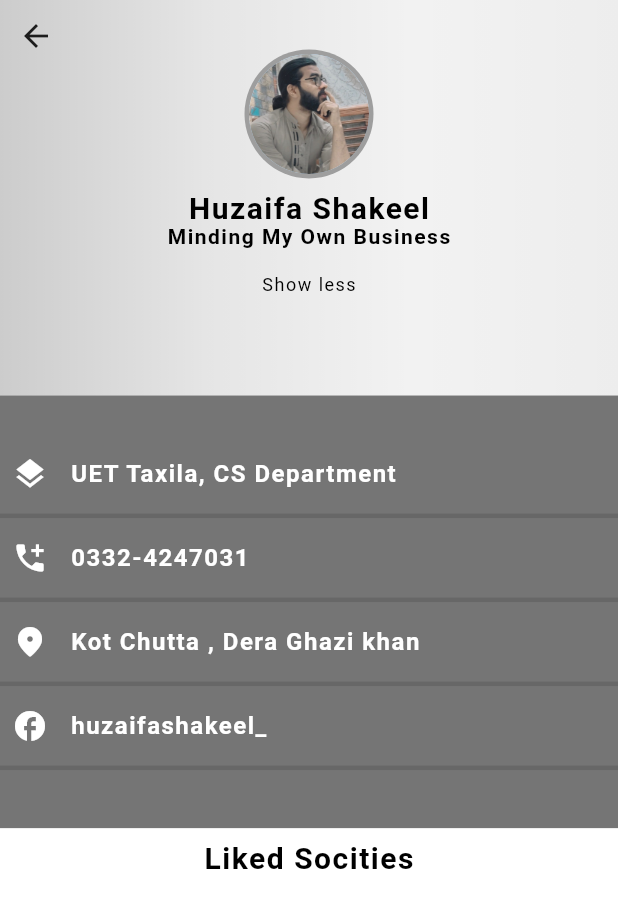
After one commit to qasimsiddiqui/events_app, a Flutter app: the ShowUserProfile screen opened directly, after a tap on "Show More", on a phone screen of 412 x 824 dp. The commit adds this screen. Shown: the top 908 px of the screen. Run offline on Flutter 3.47's test engine with Material 2 defaults, Android fonts, the phone set to English and light mode, and no system bars; our stand-ins replace cloud_firestore, curved_navigation_bar, dotted_border, firebase_auth, firebase_core, flutter_spinkit and 3 more; accounts and stored records are empty; Roboto replaces fonts that are missing (Adamina).

Commit message:
event details, Society details and user profile pages done and getting data from firebase and showing in particular cards
event details, Society details and user profile pages done and getting data from firebase and showing in particular cards

```diff
--- a/lib/database/societyServices.dart
+++ b/lib/database/societyServices.dart
@@ -1,4 +1,5 @@
 import 'package:cloud_firestore/cloud_firestore.dart';
+import 'package:events_app/models/society.dart';
 
 class SocietyServices {
   String societycollection = "Societies";
@@ -9,4 +10,13 @@ class SocietyServices {
   void createSociety(Map<String, dynamic> values) {
     _firestore.collection(societycollection).doc().set(values);
   }
+
+  Future<List<SocietyModel>> loadAllSocities() async =>
+      _firestore.collection(societycollection).get().then((result) {
+        List<SocietyModel> socities = [];
+        for (DocumentSnapshot<Map<String, dynamic>> user in result.docs) {
+          socities.add(SocietyModel.fromSnapshot(user));
+        }
+        return socities;
+      });
 }
--- a/lib/database/userServices.dart
+++ b/lib/database/userServices.dart
@@ -4,6 +4,10 @@ import 'package:events_app/models/user.dart';
 class UserServices {
   String usercollection = "Users";
   FirebaseFirestore _firestore = FirebaseFirestore.instance;
+
+  void addUser(Map<String, dynamic> values) async {
+    _firestore.collection(usercollection).add(values);
+  }
 
   Future<List<UserModel>> loadAllusers() async =>
       _firestore.collection(usercollection).get().then((result) {
--- a/lib/models/society.dart
+++ b/lib/models/society.dart
@@ -25,11 +25,11 @@ class SocietyModel {
   String _university = "";
   String _profileimage = "";
   String _coverimage = "";
-  String _creationdate = "";
+  Timestamp _creationdate = Timestamp(0, 0);
   String _goals = "";
   String _type = "";
   String _department = "";
-  late UserModel _admin;
+  String _admin = "";
   List<EventModel> _heldevents = [];
   List<EventModel> _upcomingevents = [];
   List<UserModel> _members = [];
@@ -42,11 +42,11 @@ class SocietyModel {
   String get university => _university;
   String get profileimage => _profileimage;
   String get coverimage => _coverimage;
-  String get creationdate => _creationdate;
+  Timestamp get creationdate => _creationdate;
   String get goals => _goals;
   String get type => _type;
   String get department => _department;
-  UserModel get admin => _admin;
+  String get admin => _admin;
   List<EventModel> get heldevents => _heldevents;
   List<EventModel> get upcomingevents => _upcomingevents;
   List<UserModel> get members => _members;
@@ -54,17 +54,17 @@ class SocietyModel {
   SocietyModel.fromSnapshot(DocumentSnapshot<Map<String, dynamic>> snapshot) {
     _id = snapshot.data()![ID];
     _name = snapshot.data()![NAME];
-    _description = snapshot.data()![DESCRIPTION];
+    //_description = snapshot.data()![DESCRIPTION];
     _university = snapshot.data()![UNIVERSITY];
     _department = snapshot.data()![DEPARTMENT];
-    _profileimage = snapshot.data()![PROFILEIMAGE];
-    _coverimage = snapshot.data()![COVERIMAGE];
+    //_profileimage = snapshot.data()![PROFILEIMAGE];
+    //_coverimage = snapshot.data()![COVERIMAGE];
     _creationdate = snapshot.data()![CREATIONDATE];
     _goals = snapshot.data()![GOALS];
     _type = snapshot.data()![TYPE];
-    _heldevents = snapshot.data()![HELDEVENTS];
-    _upcomingevents = snapshot.data()![UPCOMINGEVENTS];
-    _members = snapshot.data()![MEMBERS];
+    //_heldevents = snapshot.data()![HELDEVENTS];
+    //_upcomingevents = snapshot.data()![UPCOMINGEVENTS];
+    //_members = snapshot.data()![MEMBERS];
     _admin = snapshot.data()![ADMIN];
   }
 }
--- a/lib/providers/societyProvider.dart
+++ b/lib/providers/societyProvider.dart
@@ -1,10 +1,12 @@
 import 'package:events_app/database/societyServices.dart';
+import 'package:events_app/models/society.dart';
 import 'package:firebase_auth/firebase_auth.dart';
 import 'package:flutter/cupertino.dart';
 
 class SocietyProvider with ChangeNotifier {
-  late FirebaseAuth _auth;
   SocietyServices _societyServices = SocietyServices();
+
+  List<SocietyModel> socities = [];
 
   TextEditingController societyname = TextEditingController();
   TextEditingController societyuniversity = TextEditingController();
@@ -14,11 +16,14 @@ class SocietyProvider with ChangeNotifier {
   DateTime SocietyCreationTime = DateTime.now();
 
   SocietyProvider.initialize() {
-    print("Initialized");
+    _loadSocities();
+  }
+
+  _loadSocities() async {
+    socities = await _societyServices.loadAllSocities();
   }
 
   Future<bool> createSociety() async {
-    _auth = FirebaseAuth.instance;
     try {
       Map<String, dynamic> values = {
         "id": "234",
--- a/lib/providers/userProvider.dart
+++ b/lib/providers/userProvider.dart
@@ -1,9 +1,11 @@
 import 'package:events_app/database/userServices.dart';
 import 'package:events_app/models/user.dart';
+import 'package:firebase_auth/firebase_auth.dart';
 import 'package:flutter/cupertino.dart';
 
 class UserProvider with ChangeNotifier {
   UserServices _userservices = UserServices();
+  late FirebaseAuth _auth;
 
   List<UserModel> users = [];
 
@@ -15,4 +17,24 @@ class UserProvider with ChangeNotifier {
     users = await _userservices.loadAllusers();
     notifyListeners();
   }
+
+  Future<bool> createUser() async {
+    try {
+      Map<String, dynamic> values = {
+        "name": "Huzaifa Shakeel 2.0",
+        "address": "DG khan",
+        "instagramID": "huzaifashakeel_",
+        "university": "UET Taxila",
+        "department": "CS",
+        "dateofbirth": "10-12-1998",
+        "bio": "Your Father",
+        "phonenumber": "03324247031"
+      };
+      _userservices.addUser(values);
+      return true;
+    } catch (e) {
+      print(e.toString());
+      return false;
+    }
+  }
 }
--- /dev/null
+++ b/lib/screens/showUserProfile.dart
@@ -0,0 +1,223 @@
+import 'package:events_app/providers/societyProvider.dart';
+import 'package:events_app/widgets/customtext.dart';
+import 'package:events_app/widgets/society_infoCard.dart';
+import 'package:flutter/material.dart';
+import 'package:provider/provider.dart';
+import 'package:transparent_image/transparent_image.dart';
+
+class ShowUserProfile extends StatefulWidget {
+  const ShowUserProfile({Key? key}) : super(key: key);
+
+  @override
+  _ShowUserProfileState createState() => _ShowUserProfileState();
+}
+
+class _ShowUserProfileState extends State<ShowUserProfile> {
+  bool showmore = false;
+  @override
+  void setState(VoidCallback fn) {
+    super.setState(fn);
+  }
+
+  @override
+  Widget build(BuildContext context) {
+    double width = MediaQuery.of(context).size.width;
+    double height = MediaQuery.of(context).size.height;
+
+    final socProvider = Provider.of<SocietyProvider>(context);
+    return Scaffold(
+      backgroundColor: Colors.white,
+      body: SafeArea(
+        child: SingleChildScrollView(
+          child: Column(
+            children: [
+              Stack(
+                children: [
+                  Container(
+                    height: height * 0.32,
+                    width: width,
+                    decoration: BoxDecoration(
+                        gradient: LinearGradient(
+                            begin: Alignment.topLeft,
+                            end: Alignment.topRight,
+                            colors: [
+                          //                        Colors.black.withOpacity(0.5),
+                          Colors.black.withOpacity(0.2),
+                          Colors.black.withOpacity(0.1),
+                          Colors.black.withOpacity(0.05),
+                          Colors.black.withOpacity(0.07),
+                        ])),
+                    child: Column(
+                      children: [
+                        Padding(padding: EdgeInsets.only(top: height * 0.04)),
+                        Center(
+                          child: CircleAvatar(
+                            radius: 43,
+                            backgroundColor: Colors.grey,
+                            child: CircleAvatar(
+                              radius: 40,
+
+                              backgroundImage: AssetImage("images/7.jpg"),
+                              // radius: 40,
+                            ),
+                          ),
+                        ),
+                        Padding(
+                          padding: const EdgeInsets.fromLTRB(8, 8, 8, 0),
+                          child: CustomText(
+                            text: "Huzaifa Shakeel",
+                            color: Colors.black,
+                            fontWeight: FontWeight.bold,
+                          ),
+                        ),
+                        CustomText(
+                          text: "Minding My Own Business",
+                          color: Colors.black,
+                          fontWeight: FontWeight.bold,
+                          size: 14,
+                        ),
+                        TextButton(
+                            onPressed: () {
+                              setState(() {
+                                showmore = !showmore;
+                              });
+                            },
+                            child: CustomText(
+                              text: showmore ? "Show less" : "Show More",
+                              size: 12,
+                            ))
+                      ],
+                    ),
+                  ),
+                  IconButton(onPressed: () {}, icon: Icon(Icons.arrow_back))
+                ],
+              ),
+              showmore
+                  ? Container(
+                      height: height * 0.35,
+                      color: Colors.black54,
+                      child: Column(
+                        mainAxisAlignment: MainAxisAlignment.center,
+                        children: [
+                          Container(
+                            child: Padding(
+                              padding: const EdgeInsets.all(8.0),
+                              child: Row(
+                                children: [
+                                  Icon(
+                                    Icons.layers,
+                                    color: Colors.white,
+                                  ),
+                                  Padding(padding: EdgeInsets.only(left: 15)),
+                                  CustomText(
+                                    text: "UET Taxila, CS Department",
+                                    fontWeight: FontWeight.bold,
+                                    color: Colors.white,
+                                    size: 16,
+                                  )
+                                ],
+                              ),
+                            ),
+                          ),
+                          Divider(
+                            thickness: 3,
+                          ),
+                          Container(
+                            child: Padding(
+                              padding: const EdgeInsets.all(8.0),
+                              child: Row(
+                                children: [
+                                  Icon(
+                                    Icons.add_ic_call,
+                                    color: Colors.white,
+                                  ),
+                                  Padding(padding: EdgeInsets.only(left: 15)),
+                                  CustomText(
+                                    text: "0332-4247031",
+                                    fontWeight: FontWeight.bold,
+                                    color: Colors.white,
+                                    size: 16,
+                                  )
+                                ],
+                              ),
+                            ),
+                          ),
+                          Divider(
+                            thickness: 3,
+                          ),
+                          Container(
+                            child: Padding(
+                              padding: const EdgeInsets.all(8.0),
+                              child: Row(
+                                children: [
+                                  Icon(
+                                    Icons.fmd_good_rounded,
+                                    color: Colors.white,
+                                  ),
+                                  Padding(padding: EdgeInsets.only(left: 15)),
+                                  CustomText(
+                                    text: "Kot Chutta , Dera Ghazi khan",
+                                    fontWeight: FontWeight.bold,
+                                    color: Colors.white,
+                                    size: 16,
+                                  )
+                                ],
+                              ),
+                            ),
+                          ),
+                          Divider(
+                            thickness: 3,
+                          ),
+                          Container(
+                            child: Padding(
+                              padding: const EdgeInsets.all(8.0),
+                              child: Row(
+                                children: [
+                                  Icon(
+                                    Icons.facebook,
+                                    color: Colors.white,
+                                  ),
+                                  Padding(padding: EdgeInsets.only(left: 15)),
+                                  CustomText(
+                                    text: "huzaifashakeel_",
+                                    fontWeight: FontWeight.bold,
+                                    color: Colors.white,
+                                    size: 16,
+                                  )
+                                ],
+                              ),
+                            ),
+                          ),
+                          Divider(
+                            thickness: 3,
+                          ),
+                        ],
+                      ),
+                    )
+                  : Divider(
+                      thickness: 0,
+                    ),
+              Padding(
+                padding: const EdgeInsets.all(8.0),
+                child: CustomText(
+                  text: "Liked Socities",
+                  fontWeight: FontWeight.bold,
+                ),
+              ),
+              Column(
+                children: socProvider.socities
+                    .map((item) => GestureDetector(
+                          onTap: () {},
+                          child: SocietyInfoCard(
+                            society: item,
+                          ),
+                        ))
+                    .toList(),
+              )
+            ],
+          ),
+        ),
+      ),
+    );
+  }
+}
```
Also changed, not shown: lib/main.dart (+11 -10 lines), lib/screens/eventDetails.dart (added, +130 -0 lines), lib/screens/homePage.dart (+61 -40 lines), lib/screens/loginPage.dart (+14 -7 lines), lib/screens/profilePage.dart (+30 -2 lines), lib/widgets/customtextformfield.dart (+12 -10 lines), lib/widgets/drawer.dart (added, +18 -0 lines), lib/widgets/eventSummaryCard.dart (+17 -7 lines), lib/widgets/society_infoCard.dart (added, +55 -0 lines), lib/screens/my_profile.dart (deleted).
